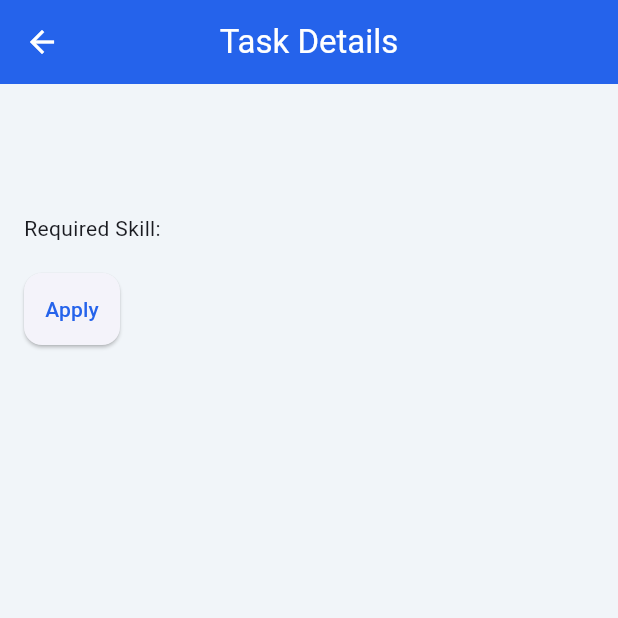
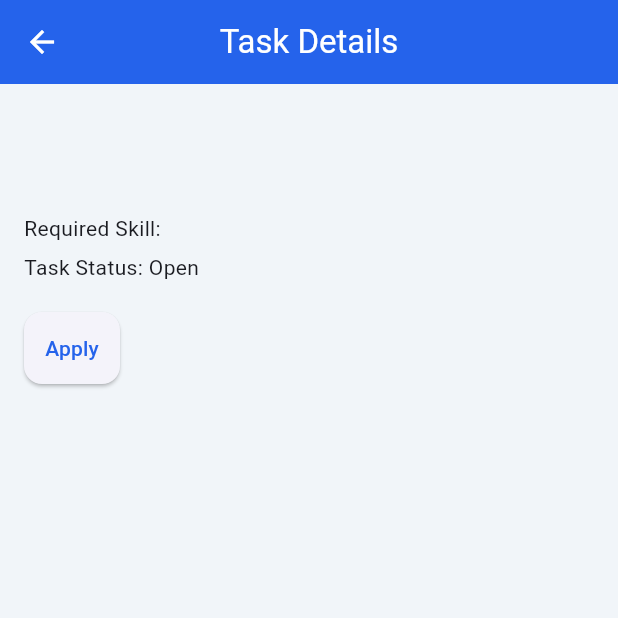
Before and after one commit to nominoes/SkillChain, a Flutter app: the TaskDetailScreen screen opened directly with empty values, on a phone screen of 412 x 824 dp, the top half of it. Run offline on Flutter 3.47's test engine with Material 3 defaults, Android fonts, the phone set to English and light mode, and no system bars; accounts and stored records are empty.

Commit message:
Implement phase-2 task lifecycle and clean analyzer issues

```diff
--- a/lib/models/application_model.dart
+++ b/lib/models/application_model.dart
@@ -3,31 +3,38 @@ class ApplicationModel {
   final String id;
   final String taskId;
   final String applicantId;
-  final String status; // 'Applied', 'Accepted', 'Rejected', etc.
+  String status; // applied | selected | submitted | approved | rejected
+  String submissionLink;
+  String feedback;
 
   ApplicationModel({
     required this.id,
     required this.taskId,
     required this.applicantId,
-    this.status = 'Applied',
+    this.status = 'applied',
+    this.submissionLink = '',
+    this.feedback = '',
   });
 
-  // Optional map conversion
   Map<String, dynamic> toMap() {
     return {
       'id': id,
       'taskId': taskId,
       'applicantId': applicantId,
       'status': status,
+      'submissionLink': submissionLink,
+      'feedback': feedback,
     };
   }
 
   factory ApplicationModel.fromMap(Map<String, dynamic> m) {
     return ApplicationModel(
-      id: m['id'] as String,
-      taskId: m['taskId'] as String,
-      applicantId: m['applicantId'] as String,
-      status: m['status'] as String,
+      id: m['id'] as String? ?? '',
+      taskId: m['taskId'] as String? ?? '',
+      applicantId: m['applicantId'] as String? ?? '',
+      status: m['status'] as String? ?? 'applied',
+      submissionLink: m['submissionLink'] as String? ?? '',
+      feedback: m['feedback'] as String? ?? '',
     );
   }
 }
--- a/lib/models/task_model.dart
+++ b/lib/models/task_model.dart
@@ -6,17 +6,24 @@ class TaskModel {
   final String skillRequired;
   final int hours;
   final String postedBy; // user ID of the startup who posted
-  String status;         // e.g. 'Open', 'Assigned', 'Completed'
+  String status; // e.g. 'Open', 'Assigned', 'Completed'
 
+  /// Backward-compatible constructor:
+  /// - prefer [skillRequired], but old callsites can still pass [skill]
+  /// - [postedBy] defaults to empty string for older mock callsites
   TaskModel({
     required this.id,
     required this.title,
     required this.description,
-    required this.skillRequired,
+    String? skillRequired,
+    String? skill,
     required this.hours,
-    required this.postedBy,
+    this.postedBy = '',
     this.status = 'Open',
-  });
+  }) : skillRequired = skillRequired ?? skill ?? '';
+
+  /// Backward-compatible alias used by older UI code.
+  String get skill => skillRequired;
 
   // Optional: toMap/fromMap if using a database
   Map<String, dynamic> toMap() {
@@ -33,13 +40,14 @@ class TaskModel {
 
   factory TaskModel.fromMap(Map<String, dynamic> m) {
     return TaskModel(
-      id: m['id'] as String,
-      title: m['title'] as String,
-      description: m['description'] as String,
-      skillRequired: m['skillRequired'] as String,
-      hours: m['hours'] as int,
-      postedBy: m['postedBy'] as String,
-      status: m['status'] as String,
+      id: m['id'] as String? ?? '',
+      title: m['title'] as String? ?? '',
+      description: m['description'] as String? ?? '',
+      skillRequired:
+          (m['skillRequired'] ?? m['skill'] ?? '') as String,
+      hours: (m['hours'] as num?)?.toInt() ?? 0,
+      postedBy: m['postedBy'] as String? ?? '',
+      status: m['status'] as String? ?? 'Open',
     );
   }
 }
--- a/lib/models/user_model.dart
+++ b/lib/models/user_model.dart
@@ -7,7 +7,7 @@ class UserModel {
 
   UserModel({
     required this.id,
-    required this.name,
+    this.name = '',
     required this.email,
     required this.role,
   });
--- a/lib/screens/admin/admin_dashboard.dart
+++ b/lib/screens/admin/admin_dashboard.dart
@@ -1,7 +1,8 @@
 import 'package:flutter/material.dart';
 import 'package:provider/provider.dart';
-import '../providers/auth_provider.dart';
-import 'root_screen.dart';
+
+import 'package:skillchain/providers/auth_provider.dart';
+import 'package:skillchain/screens/root_screen.dart';
 
 class AdminDashboard extends StatelessWidget {
   const AdminDashboard({super.key});
--- a/lib/screens/auth/register_screen.dart
+++ b/lib/screens/auth/register_screen.dart
@@ -30,6 +30,7 @@ class _RegisterScreenState extends State<RegisterScreen> {
     final user = await _auth.register(
       name: name, email: email, password: password, role: _role,
     );
+    if (!mounted) return;
     setState(() => _loading = false);
 
     if (user == null) {
@@ -109,7 +110,7 @@ class _RegisterScreenState extends State<RegisterScreen> {
                 ),
                 const SizedBox(height: 12),
                 DropdownButtonFormField<String>(
-                  value: _role,
+                  initialValue: _role,
                   decoration: const InputDecoration(prefixIcon: Icon(Icons.person_outline)),
                   items: const [
                     DropdownMenuItem(value: 'student', child: Text('Student')),
--- a/lib/screens/student/task_detail_screen.dart
+++ b/lib/screens/student/task_detail_screen.dart
@@ -1,10 +1,12 @@
 // lib/screens/student/task_detail_screen.dart
 import 'package:flutter/material.dart';
 import 'package:provider/provider.dart';
+
+import '../../models/application_model.dart';
 import '../../models/task_model.dart';
-import '../../models/application_model.dart';
 import '../../providers/app_provider.dart';
 import '../../providers/auth_provider.dart';
+import 'submit_work_screen.dart';
 
 class TaskDetailScreen extends StatelessWidget {
   final TaskModel task;
@@ -13,6 +15,9 @@ class TaskDetailScreen extends StatelessWidget {
   @override
   Widget build(BuildContext context) {
     final user = context.read<AuthProvider>().currentUser!;
+    final appProvider = context.watch<AppProvider>();
+    final myApplication = appProvider.getApplication(task.id, user.id);
+
     return Scaffold(
       appBar: AppBar(title: const Text('Task Details')),
       body: Padding(
@@ -20,30 +25,71 @@ class TaskDetailScreen extends StatelessWidget {
         child: Column(
           crossAxisAlignment: CrossAxisAlignment.start,
           children: [
-            Text(task.title, style: const TextStyle(fontSize: 20, fontWeight: FontWeight.bold)),
+            Text(
+              task.title,
+              style: const TextStyle(fontSize: 20, fontWeight: FontWeight.bold),
+            ),
             const SizedBox(height: 10),
             Text(task.description),
             const SizedBox(height: 10),
-            Text("Required Skill: ${task.skillRequired}"),
+            Text('Required Skill: ${task.skillRequired}'),
+            const SizedBox(height: 6),
+            Text('Task Status: ${task.status}'),
+            if (myApplication != null) ...[
+              const SizedBox(height: 6),
+              Text('Your Application: ${myApplication.status}'),
+              if (myApplication.feedback.isNotEmpty)
+                Text('Feedback: ${myApplication.feedback}'),
+            ],
             const SizedBox(height: 20),
-            ElevatedButton(
-              onPressed: () {
-                final application = ApplicationModel(
-                  id: DateTime.now().millisecondsSinceEpoch.toString(),
-                  taskId: task.id,
-                  applicantId: user.id,
-                );
-                context.read<AppProvider>().applyToTask(application);
-                ScaffoldMessenger.of(context).showSnackBar(
-                  const SnackBar(content: Text("Applied successfully")),
-                );
-                Navigator.pop(context);
-              },
-              child: const Text("Apply"),
-            ),
+            _buildPrimaryButton(context, user.id, myApplication),
           ],
         ),
       ),
     );
   }
+
+  Widget _buildPrimaryButton(
+    BuildContext context,
+    String userId,
+    ApplicationModel? myApplication,
+  ) {
+    if (myApplication == null) {
+      return ElevatedButton(
+        onPressed: () {
+          final application = ApplicationModel(
+            id: DateTime.now().millisecondsSinceEpoch.toString(),
+            taskId: task.id,
+            applicantId: userId,
+          );
+          context.read<AppProvider>().applyToTask(application);
+          ScaffoldMessenger.of(context).showSnackBar(
+            const SnackBar(content: Text('Applied successfully')),
+          );
+        },
+        child: const Text('Apply'),
+      );
+    }
+
+    if (myApplication.status == 'selected' || myApplication.status == 'submitted') {
+      return ElevatedButton(
+        onPressed: () {
+          Navigator.push(
+            context,
+            MaterialPageRoute(
+              builder: (_) => SubmitWorkScreen(task: task),
+            ),
+          );
+        },
+        child: Text(
+          myApplication.status == 'submitted' ? 'Update Submission' : 'Submit Work',
+        ),
+      );
+    }
+
+    return ElevatedButton(
+      onPressed: null,
+      child: Text('Status: ${myApplication.status}'),
+    );
+  }
 }
```
Also changed, not shown: lib/providers/app_provider.dart (+110 -5 lines), lib/screens/auth/login_screen.dart (+55 -38 lines), lib/screens/auth/role_selection_screen.dart (+43 -15 lines), lib/screens/startup/applicants_screen.dart (+64 -6 lines), lib/screens/student/submit_work_screen.dart (+36 -11 lines), lib/services/auth_service.dart (+56 -22 lines), lib/services/firestore_service.dart (+8 -2 lines), 3 other files.
